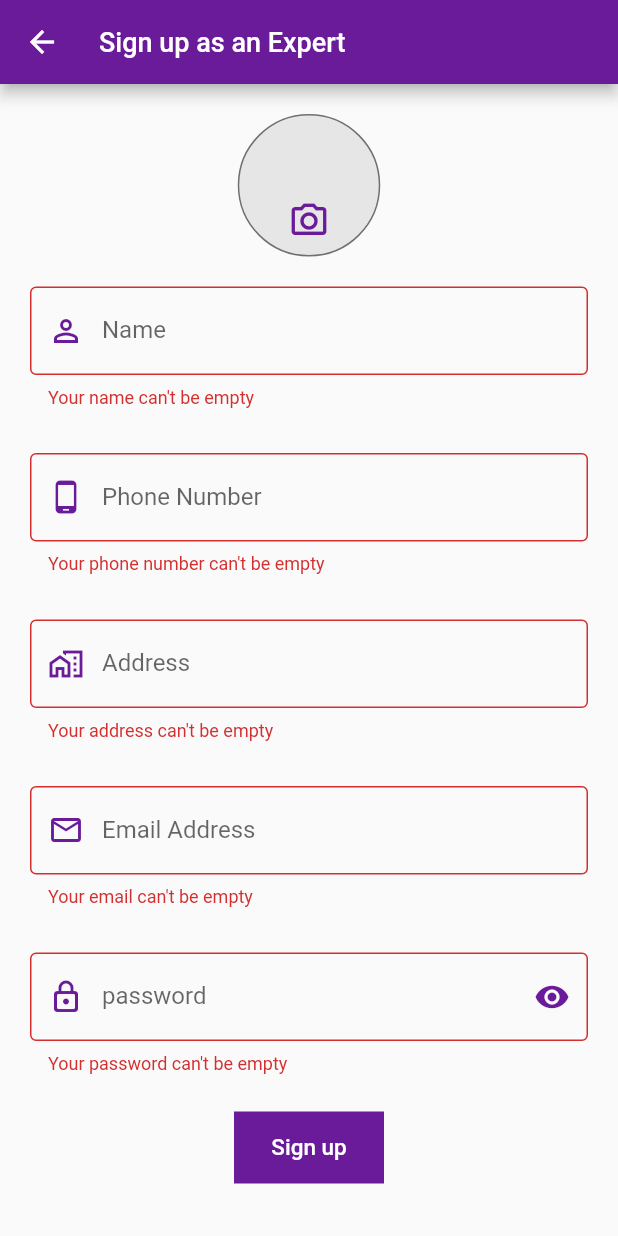
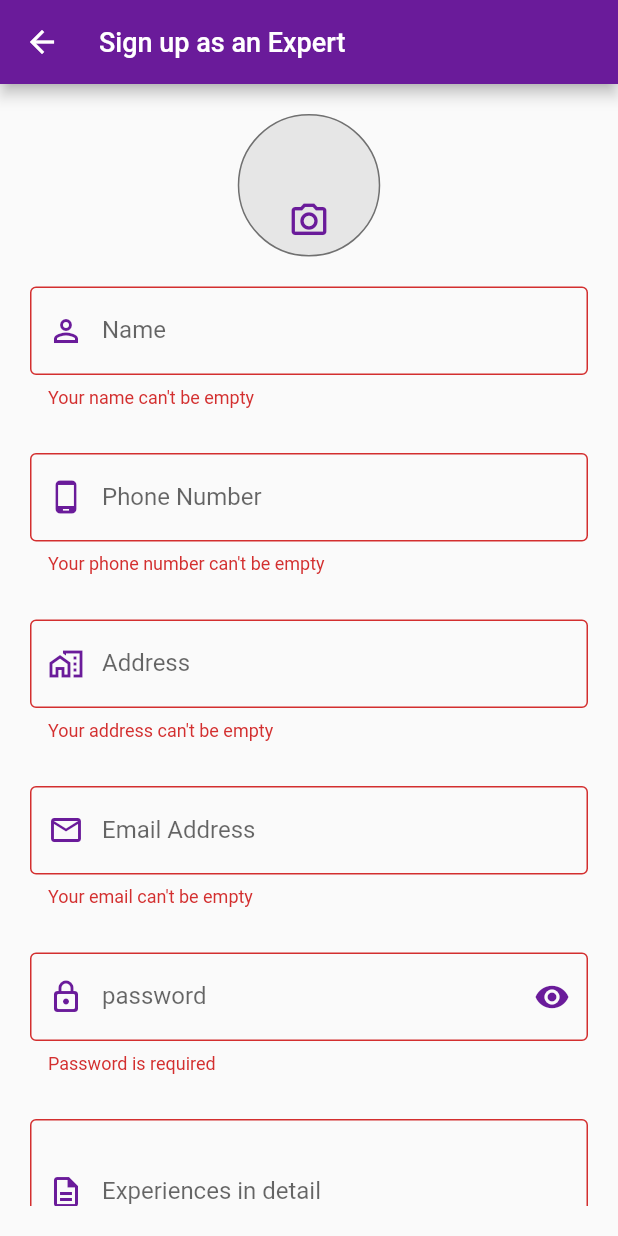
Before and after one commit to samtounsi/guidram-consultant-app, a Flutter app: the Expert_Screen screen opened directly, after a tap on "Sign up", on a phone screen of 412 x 824 dp. Run offline on Flutter 3.47's test engine with Material 2 defaults, Android fonts, the phone set to English and light mode, and no system bars; our stand-ins replace dio, image_picker.

Commit message:
حطي العنوان ØثExperiences Text Field

```diff
--- a/lib/Expert_Screen.dart
+++ b/lib/Expert_Screen.dart
@@ -21,6 +21,8 @@ class _Expert_ScreenState extends State<Expert_Screen> {
 
   var AddressController = TextEditingController();
 
+  var ExperienceController = TextEditingController();
+
   var FormKey = GlobalKey<FormState>();
   bool _obscureText = true;
 
@@ -35,6 +37,7 @@ class _Expert_ScreenState extends State<Expert_Screen> {
       debugPrint('Failed to pick image: $e');
     }
   }
+
   @override
   Widget build(BuildContext context) {
     var vendorProfile;
@@ -161,7 +164,7 @@ class _Expert_ScreenState extends State<Expert_Screen> {
                   TextFormField(
                     maxLines: 1,
                     controller: AddressController,
-                    keyboardType: TextInputType.text,
+                    keyboardType: TextInputType.streetAddress,
                     onFieldSubmitted: (String value) {
                       print(value);
                     },
@@ -220,9 +223,17 @@ class _Expert_ScreenState extends State<Expert_Screen> {
                     controller: passwordController,
                     keyboardType: TextInputType.visiblePassword,
                     obscureText: _obscureText,
-                    validator: (String? value) {
-                      if (value != null && value.isEmpty) {
-                        return "Your password can't be empty";
+                    validator: (Value){
+                      RegExp regex=RegExp(r'^(?=.*?[A-Z])(?=.*?[a-z])(?=.*?[0-9]).{8,}$');
+                      var passValue=Value??"";
+                      if(passValue.isEmpty){
+                        return ("Password is required");
+                      }
+                      else if(passValue.length<6){
+                        return ("Password Must be more than 5 characters");
+                      }
+                      else if(!regex.hasMatch(passValue)){
+                        return ("Password should contain upper,lower and digit character ");
                       }
                       return null;
                     },
@@ -249,6 +260,31 @@ class _Expert_ScreenState extends State<Expert_Screen> {
                     ),
                   ),
                   SizedBox(
+                    height: 30.0,
+                  ),
+                  TextFormField(
+                    maxLines: 3,
+                    controller: ExperienceController,
+                    keyboardType: TextInputType.text,
+                    onFieldSubmitted: (String value) {
+                      print(value);
+                    },
+                    validator: (String? value) {
+                      if (value != null && value.isEmpty) {
+                        return "Your email can't be empty";
+                      }
+                      return null;
+                    },
+                    decoration: InputDecoration(
+                      labelText: 'Experiences in detail',
+                      border: OutlineInputBorder(),
+                      prefixIcon: Icon(
+                        color: Colors.purple[800],
+                        Icons.description_outlined,
+                      ),
+                    ),
+                  ),
+                  SizedBox(
                     height: 25.0,
                   ),
                   Container(
@@ -261,6 +297,8 @@ class _Expert_ScreenState extends State<Expert_Screen> {
                           print(NameController.text);
                           print(phoneController.text);
                           print(AddressController.text);
+                          print(passwordController.text);
+                          print(ExperienceController.text);
                           //Navigation
                           Navigator.of(context)
                               .push(MaterialPageRoute(builder: (context) {
--- a/pubspec.yaml
+++ b/pubspec.yaml
@@ -42,7 +42,6 @@ dependencies:
   http: ^0.13.5
   dio: ^4.0.6
   image_picker: ^0.8.6
-
 
 dev_dependencies:
   flutter_test:
```
Also changed, not shown: lib/login.dart (+20 -5 lines), lib/signup.dart (+11 -3 lines). Lines whose indentation alone changed are shown as unchanged.
